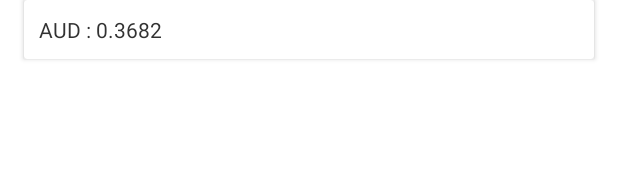
After one commit to linkinheroes/Fixer, an Android app: the layout exchange_rate_row.xml on its own in the app's theme, with its tools: preview values and no code run, on a phone screen of 412 x 824 dp. The commit adds this screen. Shown: the top 190 px of the screen. Run offline under Robolectric (Android 15) with nearby library versions, the phone set to English and light mode, and no system bars.

Commit message:
Day header and row views + styles

```diff
--- /dev/null
+++ b/app/src/main/res/layout/exchange_rate_row.xml
@@ -0,0 +1,15 @@
+<?xml version="1.0" encoding="utf-8"?>
+<androidx.cardview.widget.CardView xmlns:android="http://schemas.android.com/apk/res/android"
+    xmlns:tools="http://schemas.android.com/tools"
+    android:layout_width="match_parent"
+    android:layout_height="wrap_content"
+    android:layout_marginStart="@dimen/exchange_rate_list_day_row_vertical_margin"
+    android:layout_marginEnd="@dimen/exchange_rate_list_day_row_vertical_margin">
+
+    <androidx.appcompat.widget.AppCompatTextView
+        android:id="@+id/exchange_rate_card_text_view"
+        style="@style/ExchangeRateListRowText"
+        android:layout_width="match_parent"
+        android:layout_height="wrap_content"
+        tools:text="AUD : 0.3682" />
+</androidx.cardview.widget.CardView>
--- a/app/src/main/res/values/colors.xml
+++ b/app/src/main/res/values/colors.xml
@@ -1,8 +1,10 @@
 <?xml version="1.0" encoding="utf-8"?>
 <resources>
     <color name="colorPrimary">@android:color/white</color>
-    <color name="colorPrimaryDark">#00574B</color>
-    <color name="colorAccent">#D81B60</color>
+    <color name="colorPrimaryDark">@android:color/black</color>
+    <color name="colorAccent">@android:color/holo_orange_dark</color>
 
     <color name="exchange_rate_list_title_text">@android:color/black</color>
+    <color name="exchange_rate_list_day_header_text">@android:color/black</color>
+    <color name="exchange_rate_list_day_row_text">@android:color/secondary_text_light</color>
 </resources>
--- a/app/src/main/res/values/dimen.xml
+++ b/app/src/main/res/values/dimen.xml
@@ -2,4 +2,9 @@
 <resources>
     <dimen name="exchange_rate_list_title_text_size">22sp</dimen>
     <dimen name="exchange_rate_list_title_padding">16dp</dimen>
+    <dimen name="exchange_rate_list_day_header_text_size">18sp</dimen>
+    <dimen name="exchange_rate_list_day_header_text_padding">16dp</dimen>
+    <dimen name="exchange_rate_list_day_row_vertical_margin">16dp</dimen>
+    <dimen name="exchange_rate_list_day_row_text_margin">10dp</dimen>
+    <dimen name="exchange_rate_list_day_row_text_size">14sp</dimen>
 </resources>
--- a/app/src/main/res/values/styles.xml
+++ b/app/src/main/res/values/styles.xml
@@ -6,4 +6,24 @@
         <item name="colorAccent">@color/colorAccent</item>
     </style>
 
+    <style name="ExchangeRateListHeader" parent="Widget.AppCompat.TextView">
+        <item name="android:textColor">@color/exchange_rate_list_title_text</item>
+        <item name="android:textStyle">bold</item>
+        <item name="android:padding">@dimen/exchange_rate_list_title_padding</item>
+        <item name="android:textSize">@dimen/exchange_rate_list_title_text_size</item>
+    </style>
+
+    <style name="ExchangeRateListDayHeader" parent="Widget.AppCompat.TextView">
+        <item name="android:textColor">@color/exchange_rate_list_day_header_text</item>
+        <item name="android:textStyle">bold</item>
+        <item name="android:padding">@dimen/exchange_rate_list_day_header_text_padding</item>
+        <item name="android:textSize">@dimen/exchange_rate_list_day_header_text_size</item>
+    </style>
+
+    <style name="ExchangeRateListRowText" parent="Widget.AppCompat.TextView">
+        <item name="android:textColor">@color/exchange_rate_list_day_row_text</item>
+        <item name="android:textSize">@dimen/exchange_rate_list_day_row_text_size</item>
+        <item name="android:layout_margin">@dimen/exchange_rate_list_day_row_text_margin</item>
+    </style>
+
 </resources>
```
Also changed, not shown: app/src/main/res/layout/exchange_rate_day_header.xml (added, +7 -0 lines), app/src/main/res/layout/fragment_exchange_rate_list.xml (+2 -5 lines).
